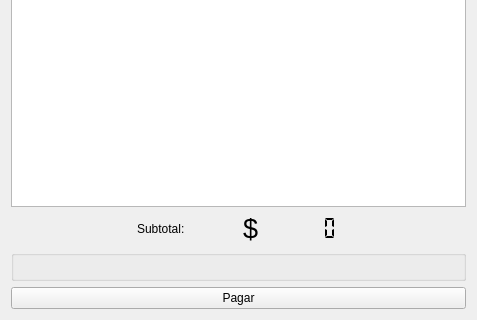
Before: the Qt Designer form nostro/ventas/numero_pagos.ui in manuell12/CafeNostro, drawn with Qt 5; both pictures show x 0 to 477 and y 170 to 490 of the 477 by 490 pixel window.
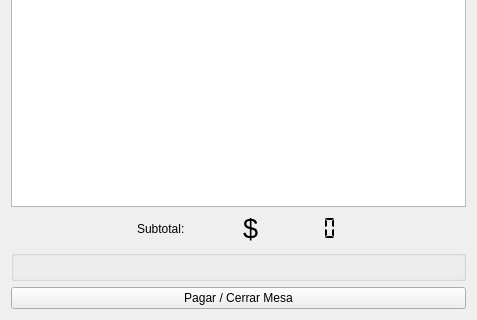
After: the same form once the commit is applied.

Commit message: Se crean boletas al apretar el boton imprimir y se guardan en nostro/PDF_detalles

Patch:
```diff
--- a/nostro/ventas/numero_pagos.ui
+++ b/nostro/ventas/numero_pagos.ui
@@ -163,7 +163,7 @@
    <item>
     <widget class="QPushButton" name="pushButton_pagar">
      <property name="text">
-      <string>Pagar</string>
+      <string>Pagar / Cerrar Mesa</string>
      </property>
     </widget>
    </item>
```
Left out of the diff: 2 changed lines with no effect on the pictures. The commit also changes 5 other files.
